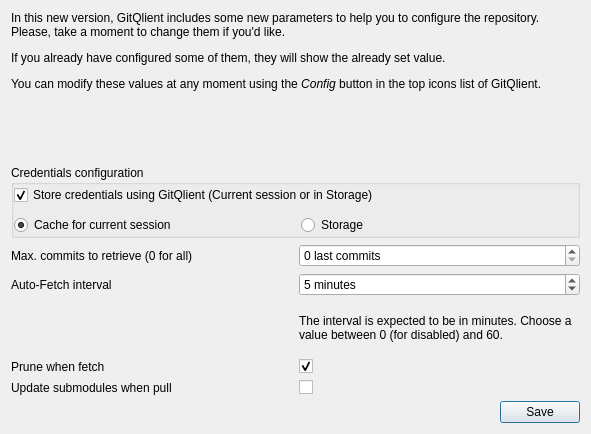
First picture: the form in src/aux_widgets/InitialRepoConfig.ui, repository francescmm/GitQlient, before the edit.
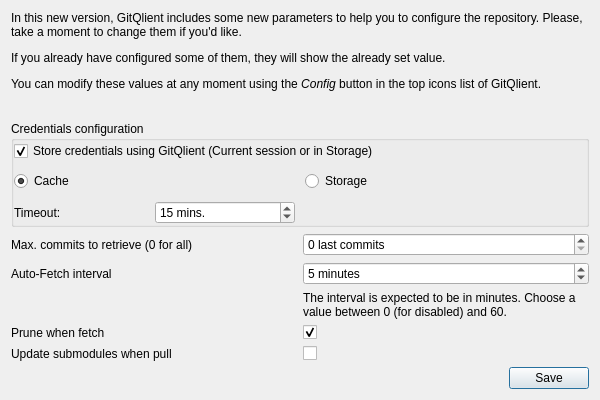
Second picture: the form after the edit. Custom widgets are drawn as their Qt base class.

```diff
--- a/src/aux_widgets/InitialRepoConfig.ui
+++ b/src/aux_widgets/InitialRepoConfig.ui
@@ -6,10 +6,22 @@
    <rect>
     <x>0</x>
     <y>0</y>
-    <width>591</width>
-    <height>434</height>
+    <width>600</width>
+    <height>400</height>
    </rect>
   </property>
+  <property name="minimumSize">
+   <size>
+    <width>600</width>
+    <height>400</height>
+   </size>
+  </property>
+  <property name="maximumSize">
+   <size>
+    <width>800</width>
+    <height>600</height>
+   </size>
+  </property>
   <property name="windowTitle">
    <string>Repo config</string>
   </property>
@@ -182,16 +194,6 @@
       <property name="spacing">
        <number>10</number>
       </property>
-      <item row="1" column="0">
-       <widget class="QRadioButton" name="rbCache">
-        <property name="text">
-         <string>Cache for current session</string>
-        </property>
-        <property name="checked">
-         <bool>true</bool>
-        </property>
-       </widget>
-      </item>
       <item row="1" column="1">
        <widget class="QRadioButton" name="rbStorage">
         <property name="text">
@@ -209,6 +211,49 @@
         </property>
        </widget>
       </item>
+      <item row="1" column="0">
+       <widget class="QRadioButton" name="rbCache">
+        <property name="text">
+         <string>Cache</string>
+        </property>
+        <property name="checked">
+         <bool>true</bool>
+        </property>
+        <attribute name="buttonGroup">
+         <string notr="true">buttonGroup</string>
+        </attribute>
+       </widget>
+      </item>
+      <item row="2" column="0">
+       <layout class="QHBoxLayout" name="horizontalLayout_2">
+        <property name="spacing">
+         <number>0</number>
+        </property>
+        <item>
+         <widget class="QLabel" name="label_6">
+          <property name="text">
+           <string>Timeout:</string>
+          </property>
+         </widget>
+        </item>
+        <item>
+         <widget class="QSpinBox" name="sbTimeout">
+          <property name="suffix">
+           <string> mins.</string>
+          </property>
+          <property name="maximum">
+           <number>480</number>
+          </property>
+          <property name="singleStep">
+           <number>5</number>
+          </property>
+          <property name="value">
+           <number>15</number>
+          </property>
+         </widget>
+        </item>
+       </layout>
+      </item>
      </layout>
     </widget>
    </item>
```
Left out of the diff: 14 changed lines with no effect on the pictures.
